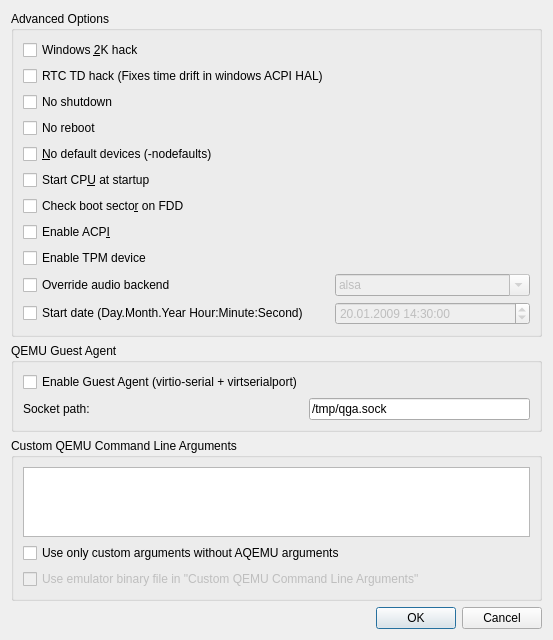
Above: src/Advanced_Options.ui from tronx2100/aqemu before the change. Below: the same form after it.
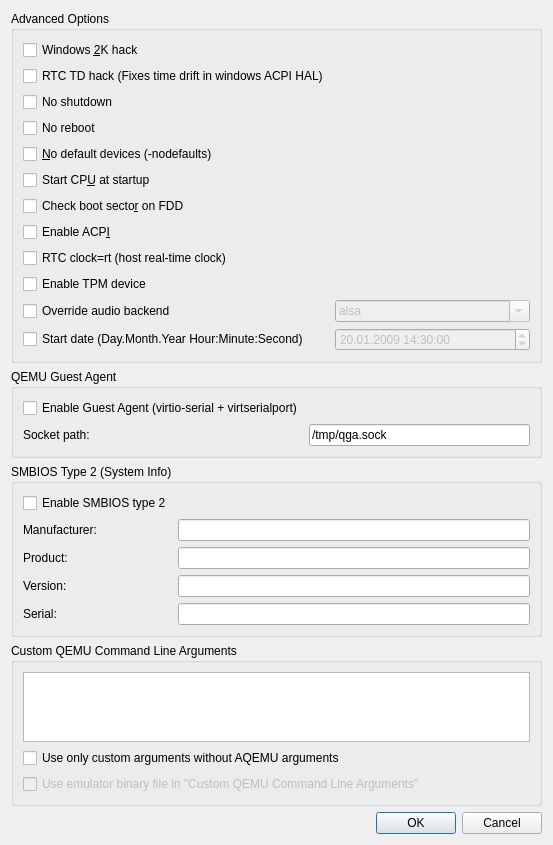
That is the form after the change. Custom widgets are drawn as their Qt base class.

Commit message:
2025-07-27: CPU PM overcommit, RTC clock=rt, SMBIOS type 2, OSX template update
- Added VM variables: CPU_PM_Overcommit, RTC_Use_Clock_RT,
  Use_SMBIOS_Type2, SMBIOS_Manufacturer, Product, Version, Serial
- SMP Settings: new CPU PM overcommit checkbox + Optimized AMD/Intel buttons
- Advanced Options: new RTC clock=rt checkbox + SMBIOS type 2 group box
- Fixed operator= using wrong method names (dead code exposed)
- Fixed missing QTextStream include in SMP_Settings_Window.cpp
- Updated MacOS X x86 template with CPU_Flags, overcommit, RTC clock=rt,
  SMBIOS type 2 (Apple Inc., iMac19,1)

Diff of the .ui file:
```diff
--- a/src/Advanced_Options.ui
+++ b/src/Advanced_Options.ui
@@ -85,6 +85,16 @@
        </widget>
       </item>
       <item row="8" column="0">
+         <widget class="QCheckBox" name="CH_RTC_Clock_RT">
+          <property name="text">
+           <string>RTC clock=rt (host real-time clock)</string>
+          </property>
+          <property name="toolTip">
+           <string>Use host real-time clock for RTC (-rtc base=localtime,clock=rt). Recommended for macOS/OSX guests.</string>
+          </property>
+         </widget>
+        </item>
+        <item row="9" column="0">
         <widget class="QCheckBox" name="CH_Advanced_TPM">
         <property name="toolTip">
          <string>Enable the QEMU TPM emulator and TPM-TIS device (-tpmdev emulator,id=tpm0,chardev=chrtpm -device tpm-tis,tpmdev=tpm0)</string>
@@ -94,7 +104,7 @@
         </property>
        </widget>
       </item>
-      <item row="9" column="0">
+       <item row="10" column="0">
         <widget class="QCheckBox" name="CH_Use_Custom_Audio_Backend">
         <property name="toolTip">
          <string>Use a VM-specific audio backend instead of the global default audio backend.</string>
@@ -104,7 +114,7 @@
         </property>
        </widget>
       </item>
-      <item row="9" column="1">
+       <item row="10" column="1">
         <widget class="QComboBox" name="CB_Audio_Backend">
         <property name="enabled">
          <bool>false</bool>
@@ -154,7 +164,7 @@
         </item>
        </widget>
       </item>
-       <item row="10" column="0">
+        <item row="11" column="0">
         <widget class="QCheckBox" name="CH_Start_Date">
         <property name="sizePolicy">
          <sizepolicy hsizetype="Maximum" vsizetype="Fixed">
@@ -167,7 +177,7 @@
         </property>
        </widget>
       </item>
-       <item row="10" column="1">
+        <item row="11" column="1">
         <widget class="QDateTimeEdit" name="DTE_Start_Date">
         <property name="enabled">
          <bool>false</bool>
@@ -252,6 +262,65 @@
      </widget>
     </item>
     <item row="2" column="0">
+      <widget class="QGroupBox" name="groupBox_SMBIOS">
+       <property name="title">
+        <string>SMBIOS Type 2 (System Info)</string>
+       </property>
+       <layout class="QGridLayout" name="gridLayout_SMBIOS">
+        <item row="0" column="0">
+         <widget class="QCheckBox" name="CH_Use_SMBIOS_Type2">
+          <property name="text">
+           <string>Enable SMBIOS type 2</string>
+          </property>
+          <property name="toolTip">
+           <string>Set SMBIOS type 2 system information (-smbios type=2,...). Required for macOS/OSX guests.</string>
+          </property>
+         </widget>
+        </item>
+        <item row="1" column="0">
+         <widget class="QLabel" name="label_SMBIOS_Manufacturer">
+          <property name="text">
+           <string>Manufacturer:</string>
+          </property>
+         </widget>
+        </item>
+        <item row="1" column="1">
+         <widget class="QLineEdit" name="Edit_SMBIOS_Manufacturer"/>
+        </item>
+        <item row="2" column="0">
+         <widget class="QLabel" name="label_SMBIOS_Product">
+          <property name="text">
+           <string>Product:</string>
+          </property>
+         </widget>
+        </item>
+        <item row="2" column="1">
+         <widget class="QLineEdit" name="Edit_SMBIOS_Product"/>
+        </item>
+        <item row="3" column="0">
+         <widget class="QLabel" name="label_SMBIOS_Version">
+          <property name="text">
+           <string>Version:</string>
+          </property>
+         </widget>
+        </item>
+        <item row="3" column="1">
+         <widget class="QLineEdit" name="Edit_SMBIOS_Version"/>
+        </item>
+        <item row="4" column="0">
+         <widget class="QLabel" name="label_SMBIOS_Serial">
+          <property name="text">
+           <string>Serial:</string>
+          </property>
+         </widget>
+        </item>
+        <item row="4" column="1">
+         <widget class="QLineEdit" name="Edit_SMBIOS_Serial"/>
+        </item>
+       </layout>
+      </widget>
+     </item>
+     <item row="3" column="0">
      <widget class="QGroupBox" name="groupBox_CLI">
      <property name="title">
       <string>Custom QEMU Command Line Arguments</string>
@@ -287,7 +356,7 @@
      </layout>
     </widget>
    </item>
-    <item row="3" column="0">
+    <item row="4" column="0">
      <widget class="Dialog_Button_Box" name="buttonBox">
      <property name="orientation">
       <enum>Qt::Horizontal</enum>
```
Lines whose indentation alone changed are shown as unchanged. The commit also changes 7 other files.
